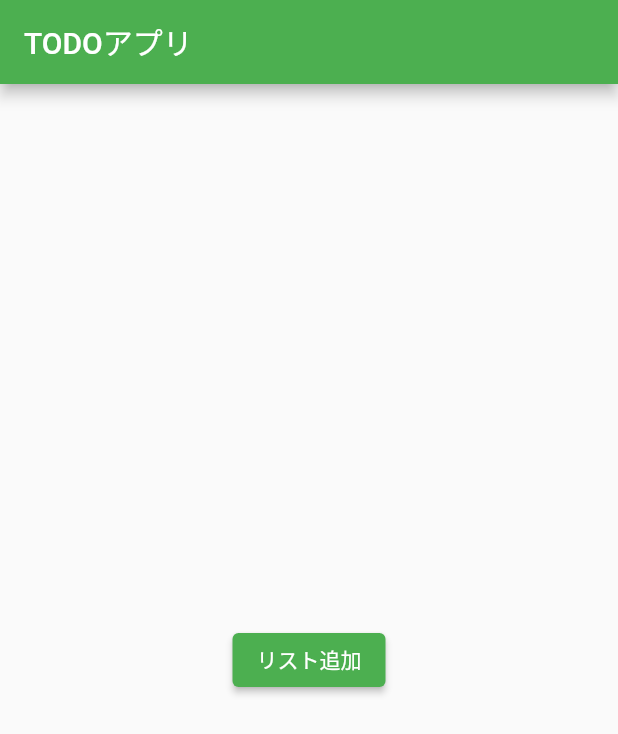
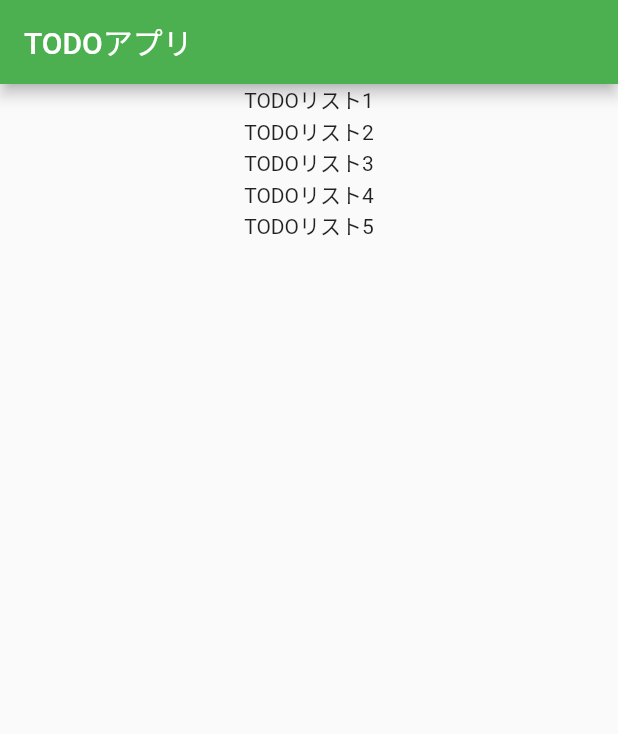
Before and after one commit to hamadayuuki/practice-flutter, a Flutter app: the screen it shows after launch, on a phone screen of 412 x 824 dp. Shown: the top 734 px of the screen. Run offline on Flutter 3.47's test engine with Material 2 defaults, Android fonts, the phone set to English and light mode, and no system bars.

Commit message:
add: 複数のText() に対して、Columnで縦並び・Rowで横並びを実装

```diff
--- a/lib/main.dart
+++ b/lib/main.dart
@@ -43,17 +43,27 @@ class _TodoListPageState extends State<TodoListPage> {
 
       body: Center(
 
-        child: ElevatedButton(
+        child: Column(
+          children: [
+            Text("TODOリスト1"),
+            Text("TODOリスト2"),
+            Text("TODOリスト3"),
+            Text("TODOリスト4"),
+            Text("TODOリスト5")
+          ]
+        )// Column
 
-          onPressed: (){ },
-          child: Text(
-            "リスト追加",
-            style: TextStyle(
-                color: Colors.white
-            )
-          )
-
-        )// ElevatedButton
+        /*
+        child: Row(
+          children: [
+            Text("TODOリスト1"),
+            Text("TODOリスト2"),
+            Text("TODOリスト3"),
+            Text("TODOリスト4"),
+            Text("TODOリスト5")
+          ]
+        )// Row
+        */
 
       ),
 
```
